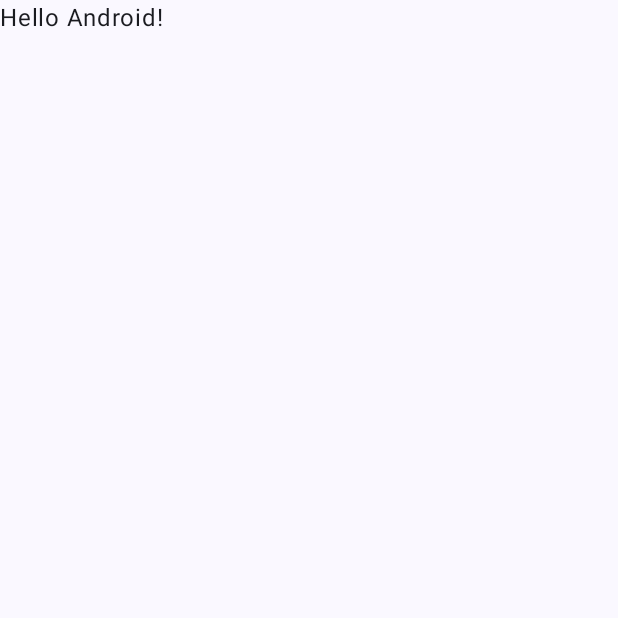
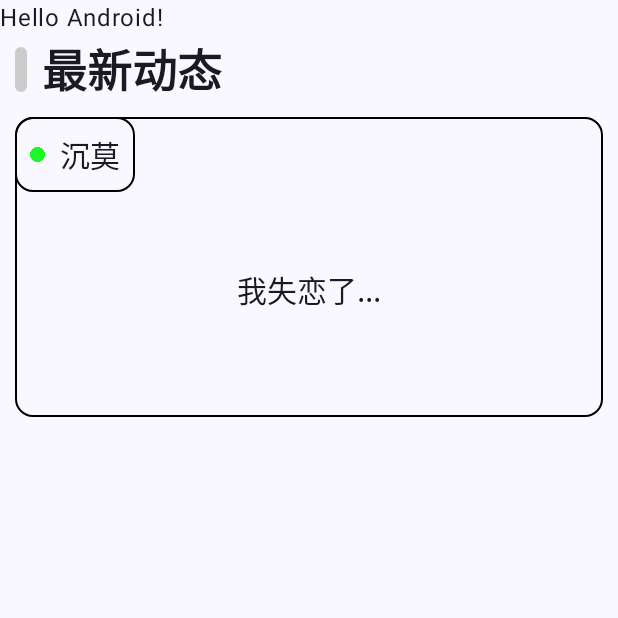
Before and after one commit to SYCTeam/SYCWorld, an Android app built with Jetpack Compose: the screen it shows after launch (MainActivity), on a phone screen of 412 x 824 dp, the top half of it. Before the commit the part shown is almost empty. Run offline under Robolectric (Android 15) with nearby library versions, the phone set to English and light mode, and no system bars.

Commit message:
新增了首页动态显示功能

```diff
--- a/app/build.gradle.kts
+++ b/app/build.gradle.kts
@@ -6,12 +6,12 @@ plugins {
 
 android {
     namespace = "com.syc.world"
-    compileSdk = 34
+    compileSdk = 35
 
     defaultConfig {
         applicationId = "com.syc.world"
         minSdk = 30
-        targetSdk = 34
+        targetSdk = 35
         versionCode = 1
         versionName = "1.0"
 
--- /dev/null
+++ b/app/src/main/java/com/syc/world/Home.kt
@@ -0,0 +1,129 @@
+package com.syc.world
+
+import androidx.compose.foundation.BorderStroke
+import androidx.compose.foundation.Image
+import androidx.compose.foundation.layout.Arrangement
+import androidx.compose.foundation.layout.Box
+import androidx.compose.foundation.layout.Column
+import androidx.compose.foundation.layout.Row
+import androidx.compose.foundation.layout.fillMaxSize
+import androidx.compose.foundation.layout.fillMaxWidth
+import androidx.compose.foundation.layout.height
+import androidx.compose.foundation.layout.padding
+import androidx.compose.foundation.layout.size
+import androidx.compose.foundation.shape.RoundedCornerShape
+import androidx.compose.material3.CardDefaults
+import androidx.compose.material3.MaterialTheme
+import androidx.compose.material3.OutlinedCard
+import androidx.compose.material3.Text
+import androidx.compose.material3.VerticalDivider
+import androidx.compose.runtime.Composable
+import androidx.compose.ui.Alignment
+import androidx.compose.ui.Modifier
+import androidx.compose.ui.draw.clip
+import androidx.compose.ui.graphics.Color
+import androidx.compose.ui.res.painterResource
+import androidx.compose.ui.text.TextStyle
+import androidx.compose.ui.text.font.FontStyle
+import androidx.compose.ui.text.font.FontWeight
+import androidx.compose.ui.text.style.TextAlign
+import androidx.compose.ui.unit.dp
+import androidx.compose.ui.unit.sp
+
+@Composable
+fun HeadlineInLargePrint(headline: String) {
+    Row(
+        modifier = Modifier
+            .padding(bottom = 10.dp),
+        horizontalArrangement = Arrangement.Start,
+        verticalAlignment = Alignment.CenterVertically
+    ) {
+        VerticalDivider(
+            modifier = Modifier
+                .padding(end = 10.dp)
+                .height(30.dp)
+                .clip(RoundedCornerShape(18.dp)),
+            thickness = 8.dp,
+            color = Color.LightGray
+        )
+        Text(
+            text = headline,
+            modifier = Modifier,
+            textAlign = TextAlign.Center,
+            fontSize = 30.sp,
+            color = MaterialTheme.colorScheme.onBackground,
+            style = TextStyle(fontWeight = FontWeight.Bold)
+        )
+    }
+}
+
+@Composable
+fun LatestContentShow() {
+    Box(
+        modifier = Modifier
+            .padding(start = 10.dp, end = 10.dp, bottom = 10.dp)
+            .fillMaxWidth()
+    ) {
+        Column(
+            horizontalAlignment = Alignment.Start,
+            verticalArrangement = Arrangement.Center
+        ) {
+            HeadlineInLargePrint(headline = "最新动态")
+            OutlinedCard(
+                colors = CardDefaults.cardColors(
+                    containerColor = MaterialTheme.colorScheme.surface,
+                ),
+                border = BorderStroke(1.dp, Color.Black),
+                modifier = Modifier
+                    .height(200.dp)
+                    .fillMaxWidth()
+            ) {
+                OutlinedCard(
+                    colors = CardDefaults.cardColors(
+                        containerColor = MaterialTheme.colorScheme.surface,
+                    ),
+                    border = BorderStroke(1.dp, Color.Black),
+                    modifier = Modifier
+                ) {
+                    Row(
+                        modifier = Modifier,
+                        horizontalArrangement = Arrangement.Start,
+                        verticalAlignment = Alignment.CenterVertically
+                    ) {
+                        Image(
+                            modifier = Modifier
+                                .padding(start = 10.dp)
+                                .size(10.dp),
+                            painter = painterResource(id = R.drawable.point_green),
+                            contentDescription = null
+                        )
+                        Text(
+                            text = "沉莫",
+                            modifier = Modifier
+                                .padding(10.dp),
+                            textAlign = TextAlign.Center,
+                            fontSize = 20.sp,
+                            color = MaterialTheme.colorScheme.onBackground,
+                            style = TextStyle(fontStyle = FontStyle.Normal)
+                        )
+                    }
+                }
+                Box(
+                    modifier = Modifier
+                        .fillMaxSize(),
+                    contentAlignment = Alignment.Center
+                ) {
+                    Text(
+                        text = "我失恋了...",
+                        modifier = Modifier
+                            .padding(start = 10.dp, end = 10.dp, bottom = 20.dp),
+                        textAlign = TextAlign.Center,
+                        fontSize = 20.sp,
+                        color = MaterialTheme.colorScheme.onBackground,
+                        style = TextStyle(fontStyle = FontStyle.Normal)
+                    )
+                }
+            }
+        }
+    }
+}
--- a/app/src/main/java/com/syc/world/MainActivity.kt
+++ b/app/src/main/java/com/syc/world/MainActivity.kt
@@ -4,11 +4,14 @@ import android.os.Bundle
 import androidx.activity.ComponentActivity
 import androidx.activity.compose.setContent
 import androidx.activity.enableEdgeToEdge
+import androidx.compose.foundation.layout.Arrangement
+import androidx.compose.foundation.layout.Column
 import androidx.compose.foundation.layout.fillMaxSize
 import androidx.compose.foundation.layout.padding
 import androidx.compose.material3.Scaffold
 import androidx.compose.material3.Text
 import androidx.compose.runtime.Composable
+import androidx.compose.ui.Alignment
 import androidx.compose.ui.Modifier
 import androidx.compose.ui.tooling.preview.Preview
 import com.syc.world.ui.theme.SYCWorldTheme
@@ -20,10 +23,18 @@ class MainActivity : ComponentActivity() {
         setContent {
             SYCWorldTheme {
                 Scaffold(modifier = Modifier.fillMaxSize()) { innerPadding ->
-                    Greeting(
-                        name = "Android",
-                        modifier = Modifier.padding(innerPadding)
-                    )
+                    Column(
+                        modifier = Modifier
+                            .fillMaxSize(),
+                        horizontalAlignment = Alignment.Start,
+                        verticalArrangement = Arrangement.Top
+                    ) {
+                        Greeting(
+                            name = "Android",
+                            modifier = Modifier.padding(innerPadding)
+                        )
+                        LatestContentShow()
+                    }
                 }
             }
         }
--- a/gradle/libs.versions.toml
+++ b/gradle/libs.versions.toml
@@ -1,5 +1,5 @@
 [versions]
-agp = "8.7.3"
+agp = "8.8.0"
 kotlin = "2.0.21"
 coreKtx = "1.15.0"
 junit = "4.13.2"
```
Also changed, not shown: app/src/main/res/drawable/point_gray.png (added), app/src/main/res/drawable/point_green.png (added), gradle/wrapper/gradle-wrapper.properties.
